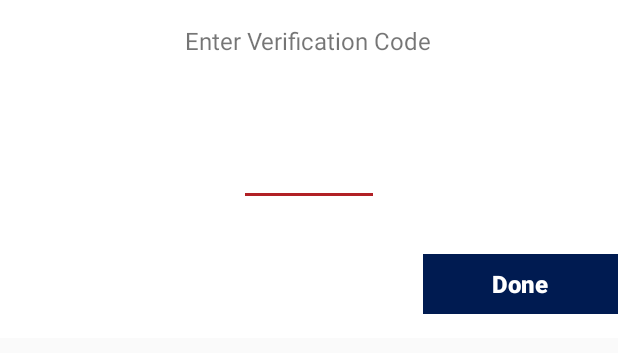
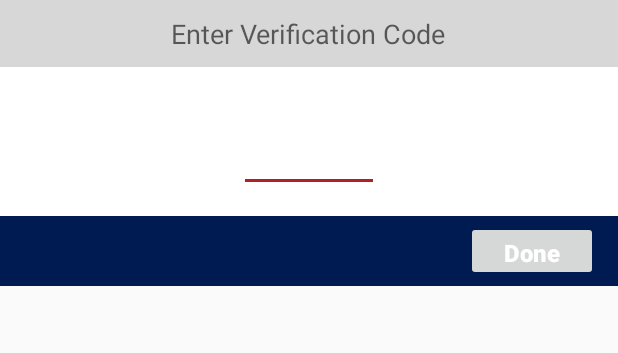
Before and after one commit to BassamQuantum/SporstIncManager, an Android app: the layout window_verficationcode_layout.xml on its own in the app's theme, with its tools: preview values and no code run, on a phone screen of 412 x 824 dp. Shown: the top 353 px of the screen. Run offline under Robolectric (Android 15) with nearby library versions, the phone set to English and light mode, and no system bars.

Commit message:
issues Fixing

```diff
--- a/app/src/main/java/com/example/bassam/sporstincmanger/Activities/ProfileActivity.java
+++ b/app/src/main/java/com/example/bassam/sporstincmanger/Activities/ProfileActivity.java
@@ -95,7 +95,6 @@ public class ProfileActivity extends AppCompatActivity {
     private int THUMBNAIL_SIZE = 150;
     private int Counter = 0;
 
-    PopupWindow verfication_popup_window;
     private Context profile_Context;
     private RelativeLayout profile_ll;
 
@@ -673,12 +672,7 @@ public class ProfileActivity extends AppCompatActivity {
         Button done_button =  customView.findViewById(R.id.doneButton_verify);
         verify_edit_text.setEnabled(true);
 
-        verfication_popup_window.showAtLocation(profile_ll, Gravity.CENTER,0,0);
-        verfication_popup_window.setFocusable(true);
         verify_edit_text.setFocusable(true);
-        verfication_popup_window.setOutsideTouchable(false);
-        verfication_popup_window.setSoftInputMode(WindowManager.LayoutParams.SOFT_INPUT_ADJUST_RESIZE);
-        verfication_popup_window.update();
 
         done_button.setOnClickListener(new View.OnClickListener(){
             @Override
--- a/app/src/main/res/layout/window_verficationcode_layout.xml
+++ b/app/src/main/res/layout/window_verficationcode_layout.xml
@@ -1,17 +1,25 @@
 <?xml version="1.0" encoding="utf-8"?>
-<RelativeLayout xmlns:android="http://schemas.android.com/apk/res/android"
-    android:layout_width="wrap_content"
+<LinearLayout xmlns:android="http://schemas.android.com/apk/res/android"
+    android:layout_width="match_parent"
     android:layout_height="wrap_content"
+    android:orientation="vertical"
     android:background="#ffff">
 
+    <RelativeLayout
+        android:layout_width="match_parent"
+        android:layout_height="wrap_content"
+        android:background="@color/colorNote"
+        android:padding="@dimen/ten_dimens">
         <TextView
             android:id="@+id/textView"
             android:layout_width="wrap_content"
             android:layout_height="wrap_content"
-        android:layout_margin="16dp"
-        android:textSize="16sp"
             android:layout_centerHorizontal="true"
+            android:textAppearance="@style/Base.TextAppearance.AppCompat.Medium"
             android:text="@string/enter_verfication_code" />
+
+
+    </RelativeLayout>
 
     <EditText
         android:id="@+id/verficationEditText_verify"
@@ -19,7 +27,7 @@
         android:layout_height="wrap_content"
         android:ems="4"
         android:maxLength="4"
-        android:gravity="center"
+        android:layout_gravity="center"
         android:textSize="20sp"
         android:layout_below="@+id/textView"
         android:layout_margin="16dp"
@@ -28,19 +36,22 @@
         android:editable="true"
         android:textColor="@color/colorPrimary"
         android:inputType="number" />
-
+    <RelativeLayout
+        android:layout_width="match_parent"
+        android:layout_height="wrap_content"
+        android:orientation="horizontal"
+        android:padding="@dimen/padding_3"
+        android:background="@color/colorLogoBlue">
     <Button
         android:id="@+id/doneButton_verify"
-        android:layout_width="130dp"
+        android:layout_width="wrap_content"
+        android:layout_marginEnd="@dimen/ten_dimens"
         android:layout_height="40dp"
         android:textAllCaps="false"
         android:textStyle="bold"
-        android:layout_margin="16dp"
-        android:background="@drawable/button_red_background"
         android:textColor="@color/colorTextLight"
         android:textSize="16sp"
         android:layout_alignParentEnd="true"
-        android:layout_below="@id/verficationEditText_verify"
         android:text="@string/done" />
-
     </RelativeLayout>
+</LinearLayout>
```
Lines whose indentation alone changed are shown as unchanged.
